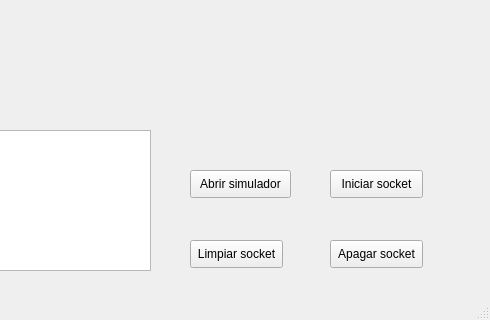
Old version of the form untitled.ui in the repository AdrianN17/Python_IA_Robot; both pictures show x 790 to 1280 and y 480 to 800 of the 1280 by 800 pixel window.
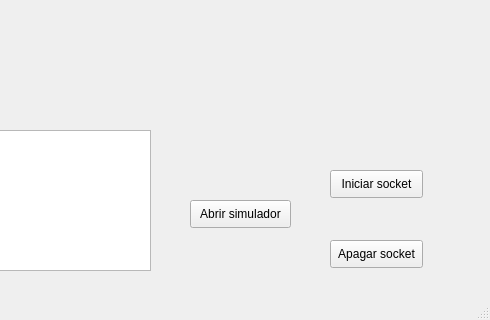
New version of the form.

What changed in the file:
```diff
--- a/untitled.ui
+++ b/untitled.ui
@@ -47,7 +47,7 @@
     <property name="geometry">
      <rect>
       <x>980</x>
-      <y>650</y>
+      <y>680</y>
       <width>101</width>
       <height>28</height>
      </rect>
@@ -69,19 +69,6 @@
      <string>Log :</string>
     </property>
    </widget>
-   <widget class="QPushButton" name="btn_kill">
-    <property name="geometry">
-     <rect>
-      <x>980</x>
-      <y>720</y>
-      <width>93</width>
-      <height>28</height>
-     </rect>
-    </property>
-    <property name="text">
-     <string>Limpiar socket</string>
-    </property>
-   </widget>
    <widget class="QLabel" name="lb_img">
     <property name="geometry">
      <rect>
```
